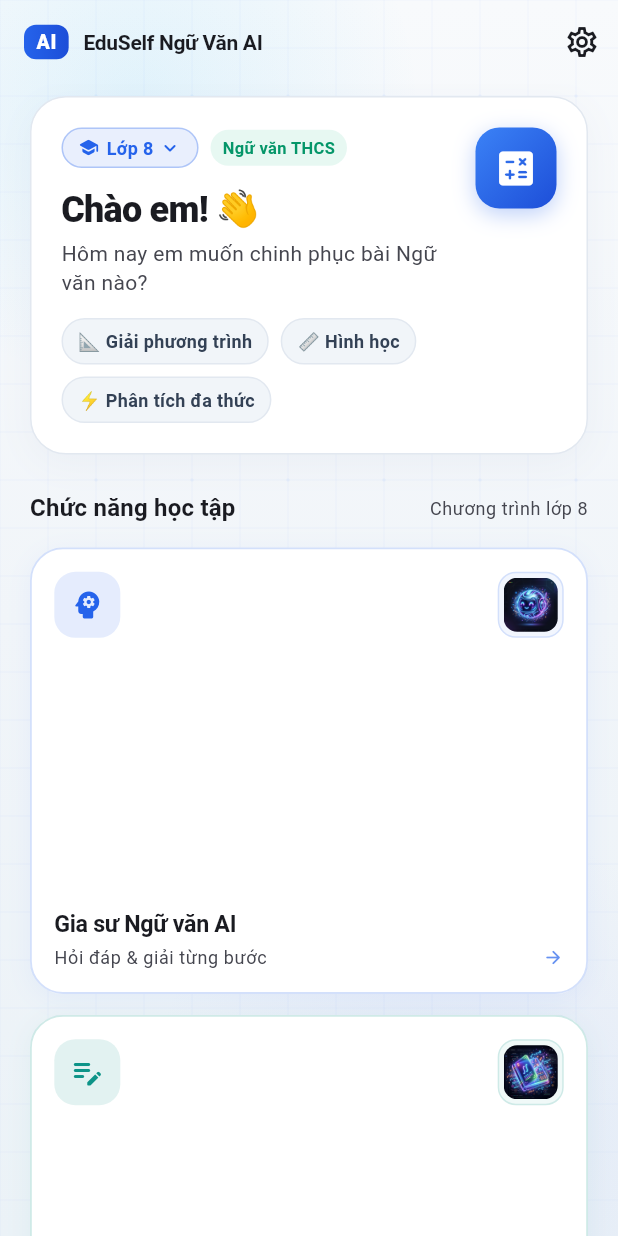
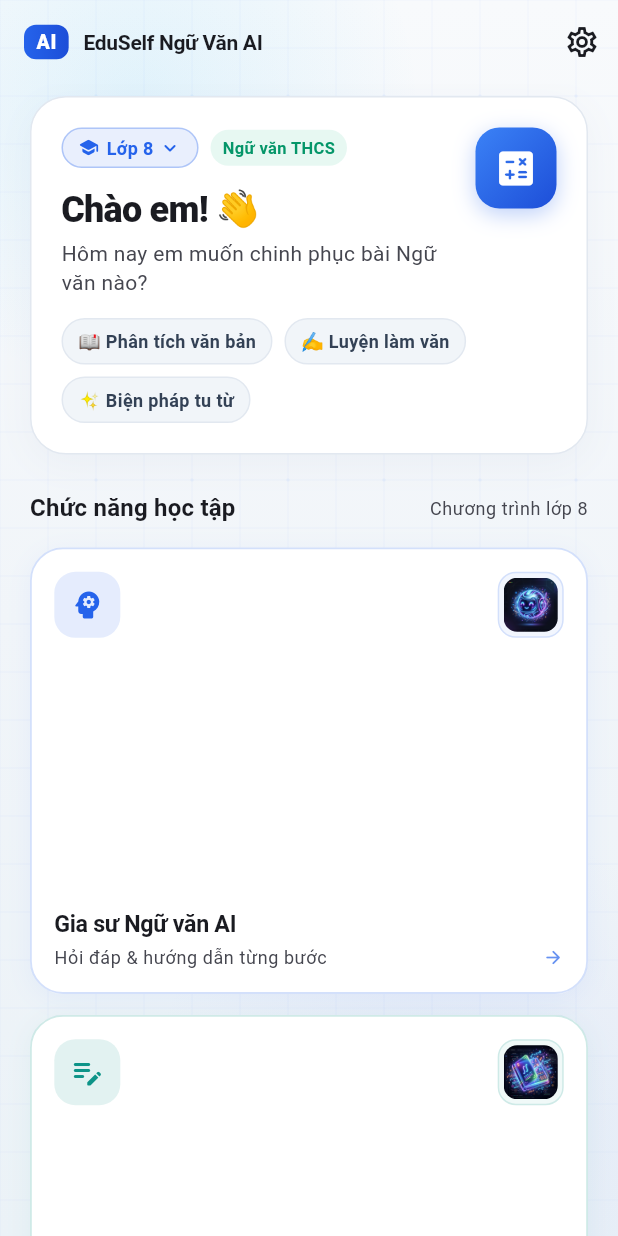
Before and after one commit to duong0411/smart_math, a Flutter app: the screen it shows after launch, on a phone screen of 412 x 824 dp. Run offline on Flutter 3.47's test engine with Material 3 defaults, Android fonts, the phone set to English and light mode, and no system bars; our stand-ins replace cross_file, file_picker, fl_chart, flutter_dotenv, flutter_riverpod, go_router and 2 more; missing offline and left inert: gpt_markdown, pdfrx.

Commit message:
fix(ui): replace leftover Math topics with Ngu van copy
Update practice hints, home quick chips, and game story text so the app stays fully Literature-focused.

```diff
--- a/lib/core/ai/gemini_client.dart
+++ b/lib/core/ai/gemini_client.dart
@@ -65,7 +65,7 @@ class GeminiClient {
       {
         'text': userMessage.trim().isEmpty
             ? (image != null
-                ? 'Em gửi ảnh bài tập Ngữ văn. Hãy đọc kỹ đề trên ảnh (OCR), nêu lại đề ngắn gọn, rồi hướng dẫn em giải từng bước (chưa đưa đáp án ngay trừ khi em yêu cầu).'
+                ? 'Em gửi ảnh bài tập Ngữ văn. Hãy đọc kỹ đề trên ảnh (OCR), nêu lại đề ngắn gọn, rồi hướng dẫn em làm từng bước (chưa viết hộ toàn bài trừ khi em yêu cầu).'
                 : '')
             : userMessage.trim(),
       },
--- a/lib/features/math_ai/presentation/pages/math_home_page.dart
+++ b/lib/features/math_ai/presentation/pages/math_home_page.dart
@@ -129,7 +129,7 @@ class MathHomePage extends ConsumerWidget {
           child: ListView(
             padding: const EdgeInsets.fromLTRB(20, 8, 20, 32),
             children: [
-              // Hero Banner - Tailored specifically for Math students
+              // Hero Banner - Tailored specifically for Literature students
               Container(
                 padding: const EdgeInsets.all(20),
                 decoration: BoxDecoration(
@@ -295,15 +295,15 @@ class MathHomePage extends ConsumerWidget {
                         runSpacing: 8,
                         children: [
                           _QuickPromptChip(
-                            label: '📐 Giải phương trình',
+                            label: '📖 Phân tích văn bản',
                             onTap: () => context.push('/tutor'),
                           ),
                           _QuickPromptChip(
-                            label: '📏 Hình học',
+                            label: '✍️ Luyện làm văn',
                             onTap: () => context.push('/tutor'),
                           ),
                           _QuickPromptChip(
-                            label: '⚡ Phân tích đa thức',
+                            label: '✨ Biện pháp tu từ',
                             onTap: () => context.push('/tutor'),
                           ),
                         ],
@@ -348,7 +348,7 @@ class MathHomePage extends ConsumerWidget {
                   _FeatureGridItem(
                     icon: Icons.psychology_rounded,
                     title: 'Gia sư Ngữ văn AI',
-                    subtitle: 'Hỏi đáp & giải từng bước',
+                    subtitle: 'Hỏi đáp & hướng dẫn từng bước',
                     tag: 'AI 24/7',
                     iconColor: const Color(0xFF2563EB),
                     imagePath: 'assets/images/icon_tutor_1791473992645.png',
--- a/lib/features/math_ai/presentation/pages/math_practice_page.dart
+++ b/lib/features/math_ai/presentation/pages/math_practice_page.dart
@@ -422,7 +422,7 @@ Trả lời CHỈ bằng 1 đối tượng JSON duy nhất (không có markdown
                   TextField(
                     controller: _topicController,
                     decoration: const InputDecoration(
-                      hintText: 'VD: phương trình bậc nhất, phân số…',
+                      hintText: 'VD: biện pháp tu từ, tả người, nghị luận…',
                       border: OutlineInputBorder(),
                     ),
                   ),
@@ -483,7 +483,7 @@ Trả lời CHỈ bằng 1 đối tượng JSON duy nhất (không có markdown
                       minLines: 2,
                       maxLines: 5,
                       decoration: const InputDecoration(
-                        hintText: 'Gõ lời giải, đáp án…',
+                        hintText: 'Gõ bài làm, đáp án hoặc đoạn văn…',
                         border: OutlineInputBorder(),
                       ),
                     ),
--- a/lib/features/math_ai/presentation/pages/math_tutor_sessions_page.dart
+++ b/lib/features/math_ai/presentation/pages/math_tutor_sessions_page.dart
@@ -162,7 +162,7 @@ class MathTutorSessionsPage extends ConsumerWidget {
                                 const SizedBox(width: 8),
                                 Expanded(
                                   child: Text(
-                                    'Mẹo: Em có thể chụp ảnh đề bài để AI nhận diện và giải từng bước!',
+                                    'Mẹo: Em có thể chụp ảnh đề bài Ngữ văn để AI nhận diện và hướng dẫn từng bước!',
                                     style: TextStyle(
                                       fontSize: 12,
                                       color: scheme.onSurfaceVariant,
--- a/lib/features/math_games/presentation/pages/boss_battle_game_page.dart
+++ b/lib/features/math_games/presentation/pages/boss_battle_game_page.dart
@@ -237,16 +237,16 @@ class _Boss {
     final g = SupportedGrades.normalize(grade);
     if (g <= 7) {
       return const _Boss(
-        name: 'Phù Thủy Số Học',
+        name: 'Phù Thủy Chính Tả',
         emoji: '🧚',
-        taunt: 'Số nguyên · tỉ lệ · biểu thức — sai một phép là biến mất!',
+        taunt: 'Từ ngữ · tu từ · kể chuyện — trả lời sai là biến mất!',
         maxHp: 110,
       );
     }
     return const _Boss(
-      name: 'Pháp Sư Hằng Đẳng Thức',
+      name: 'Pháp Sư Nghị Luận',
       emoji: '🧙',
-      taunt: 'Đại số · hình học THCS — giải sai là bị lời nguyền!',
+      taunt: 'Đọc hiểu · làm văn THCS — sai ý là bị lời nguyền!',
       maxHp: 120,
     );
   }
--- a/lib/features/math_games/presentation/pages/rocket_rush_game_page.dart
+++ b/lib/features/math_games/presentation/pages/rocket_rush_game_page.dart
@@ -300,7 +300,7 @@ class _RocketAsk extends StatelessWidget {
     return Column(
       children: [
         Text(
-          'Tính nhanh để nạp nhiên liệu',
+          'Trả lời nhanh câu hỏi Ngữ văn để nạp nhiên liệu',
           style: Theme.of(context).textTheme.titleMedium?.copyWith(
                 fontWeight: FontWeight.w800,
                 color: const Color(0xFF4CC9F0),
--- a/lib/features/math_games/presentation/pages/treasure_trail_game_page.dart
+++ b/lib/features/math_games/presentation/pages/treasure_trail_game_page.dart
@@ -39,25 +39,25 @@ class _TreasureTrailGamePageState extends ConsumerState<TreasureTrailGamePage>
     final g = SupportedGrades.normalize(grade);
     if (g <= 7) {
       return const [
-        'Trạm 1 — Cổng Số nguyên mở ra…',
-        'Trạm 2 — Cầu Tỉ lệ & phần trăm',
-        'Trạm 3 — Rừng Biểu thức',
-        'Trạm 4 — Hồ Phương trình',
-        'Trạm 5 — Hang Hình học bí ẩn',
-        'Trạm 6 — Đồi Lũy thừa',
-        'Trạm 7 — Thung lũng Góc & tỉ lệ thức',
-        'Trạm 8 — Đỉnh kho báu lớp 6–7!',
+        'Trạm 1 — Cổng Chính tả mở ra…',
+        'Trạm 2 — Cầu Từ vựng & đồng nghĩa',
+        'Trạm 3 — Rừng Biện pháp tu từ',
+        'Trạm 4 — Hồ Kể chuyện',
+        'Trạm 5 — Hang Miêu tả bí ẩn',
+        'Trạm 6 — Đồi Thành ngữ tục ngữ',
+        'Trạm 7 — Thung lũng Đọc hiểu',
+        'Trạm 8 — Đỉnh kho báu Ngữ văn 6–7!',
       ];
     }
     return const [
-      'Trạm 1 — Cổng Đại số mở ra…',
-      'Trạm 2 — Hằng đẳng thức canh cầu!',
-      'Trạm 3 — Mê cung Hình học',
-      'Trạm 4 — Đường trung bình / tỉ lệ',
-      'Trạm 5 — Biểu đồ dữ liệu bí ẩn',
-      'Trạm 6 — Phân thức & phương trình',
-      'Trạm 7 — Xác suất · Pythagore',
-      'Trạm 8 — Đỉnh kho báu lớp 8–9!',
+      'Trạm 1 — Cổng Nghị luận mở ra…',
+      'Trạm 2 — Phép tu từ canh cầu!',
+      'Trạm 3 — Mê cung Phân tích văn bản',
+      'Trạm 4 — Cảm nhận thơ & văn xuôi',
+      'Trạm 5 — Thư viện Tác giả – tác phẩm',
+      'Trạm 6 — Làm văn & bố cục',
+      'Trạm 7 — Tiếng Việt nâng cao',
+      'Trạm 8 — Đỉnh kho báu Ngữ văn 8–9!',
     ];
   }
 
--- a/lib/shared/widgets/glass_card.dart
+++ b/lib/shared/widgets/glass_card.dart
@@ -73,7 +73,7 @@ class GlassCard extends StatelessWidget {
   }
 }
 
-/// A clean, distraction-free educational background designed specifically for Math students.
+/// A clean, distraction-free educational background designed for Ngữ văn students.
 /// Features a calm pastel gradient, subtle math graph paper grid, and gentle corner lighting.
 /// Leaves the entire center 100% clean and unobstructed so all formulas and text are perfectly readable.
 class AtmosphericBackground extends StatelessWidget {
@@ -125,7 +125,7 @@ class AtmosphericBackground extends StatelessWidget {
             ),
           ),
 
-          // Subtle Math graph paper grid (inspires math focus, never clutters text)
+          // Subtle ruled-paper grid (study focus, never clutters text)
           Positioned.fill(
             child: CustomPaint(
               painter: _MathGridPainter(
```
